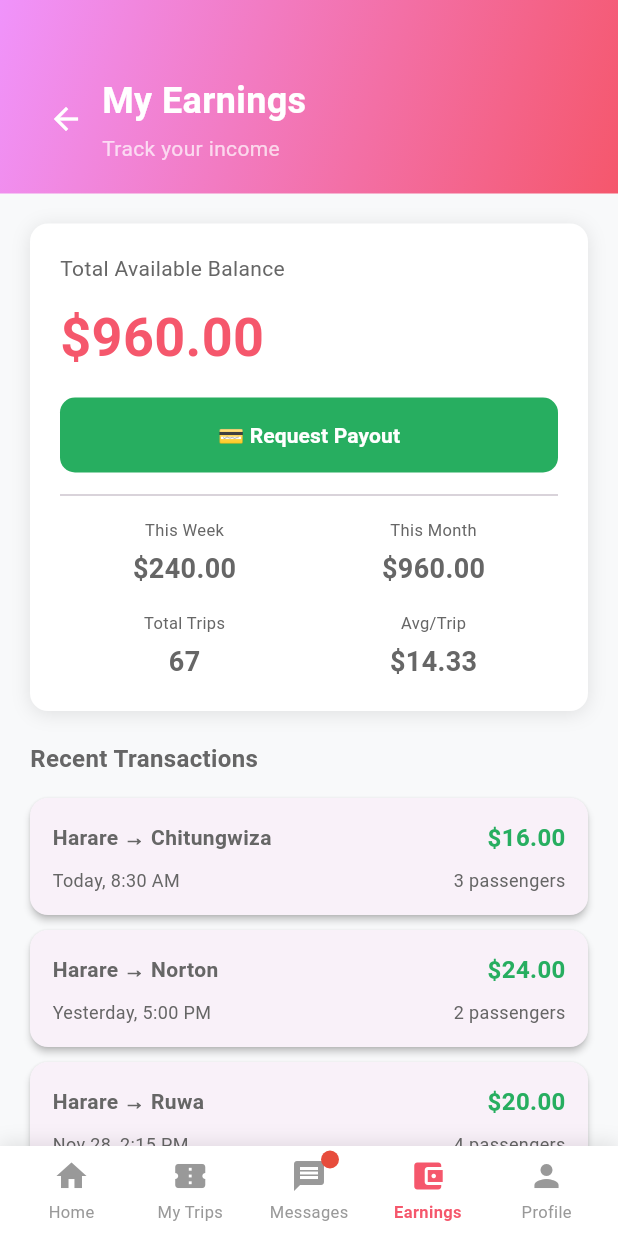
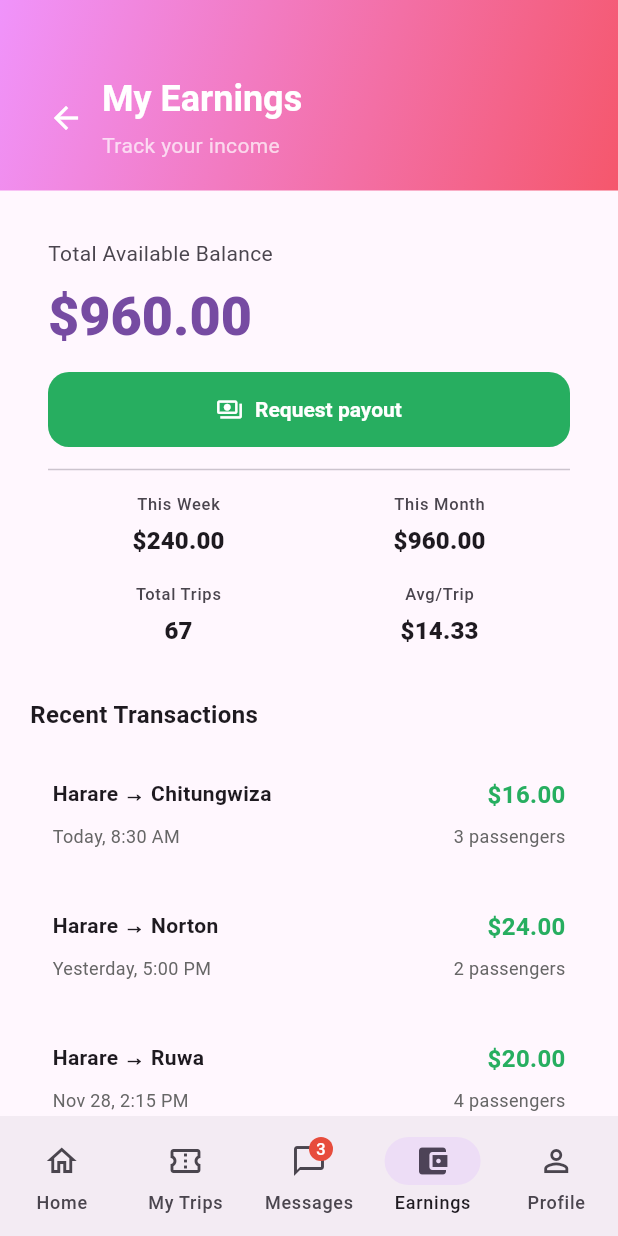
Before and after one commit to kudzanaidos5/Connectly, a Flutter app: the EarningsScreen screen opened directly with empty values, on a phone screen of 412 x 824 dp. Run offline on Flutter 3.47's test engine with Material 3 defaults, Android fonts, the phone set to English and light mode, and no system bars; our stand-ins replace shared_preferences; accounts and stored records are empty.

Commit message:
Move to Github

```diff
--- a/lib/screens/driver/earnings_screen.dart
+++ b/lib/screens/driver/earnings_screen.dart
@@ -11,6 +11,12 @@
   @override
   Widget build(BuildContext context) {
     return Scaffold(
+      bottomNavigationBar: BottomNavBar(
+        currentIndex: 3,
+        onTap: onNavTap,
+        isDriver: true,
+        messageBadgeCount: 3,
+      ),
       body: Column(
         children: [
           GradientHeader(
@@ -25,106 +31,95 @@
           Expanded(
             child: SingleChildScrollView(
               child: Column(
-                children: [_buildEarningsSummary(), _buildTransactions()],
+                children: [
+                  _buildEarningsSummary(context),
+                  _buildTransactions(),
+                ],
               ),
             ),
-          ),
-          BottomNavBar(
-            currentIndex: 3,
-            onTap: onNavTap,
-            isDriver: true,
-            messageBadgeCount: 3,
           ),
         ],
       ),
     );
   }
 
-  Widget _buildEarningsSummary() {
-    return Container(
-      margin: const EdgeInsets.all(20),
-      padding: const EdgeInsets.all(20),
-      decoration: BoxDecoration(
-        color: Colors.white,
-        borderRadius: BorderRadius.circular(12),
-        boxShadow: [
-          BoxShadow(
-            color: Colors.black.withOpacity(0.1),
-            blurRadius: 10,
-            offset: const Offset(0, 2),
-          ),
-        ],
-      ),
+  Widget _buildEarningsSummary(BuildContext context) {
+    return Card(
+      margin: const EdgeInsets.all(16),
+      child: Padding(
+        padding: const EdgeInsets.all(16),
         child: Column(
           crossAxisAlignment: CrossAxisAlignment.start,
           children: [
-          const Text(
+            Text(
               'Total Available Balance',
-            style: TextStyle(fontSize: 14, color: AppColors.textMedium),
+              style: Theme.of(context).textTheme.bodyMedium?.copyWith(
+                color: Theme.of(context).colorScheme.onSurfaceVariant,
+              ),
             ),
             const SizedBox(height: 10),
-          const Text(
+            Text(
               '\$960.00',
-            style: TextStyle(
-              fontSize: 36,
-              fontWeight: FontWeight.w700,
-              color: AppColors.driverPrimaryEnd,
+              style: Theme.of(context).textTheme.displaySmall?.copyWith(
+                fontWeight: FontWeight.w800,
+                color: Theme.of(context).colorScheme.primary,
               ),
             ),
             const SizedBox(height: 15),
             SizedBox(
               width: double.infinity,
-            child: ElevatedButton(
+              child: FilledButton.icon(
                 onPressed: () {
                   // TODO: Handle payout
                 },
-              style: ElevatedButton.styleFrom(
+                icon: const Icon(Icons.payments_outlined),
+                style: FilledButton.styleFrom(
                   backgroundColor: AppColors.success,
-                padding: const EdgeInsets.symmetric(vertical: 15),
-                shape: RoundedRectangleBorder(
-                  borderRadius: BorderRadius.circular(10),
                 ),
-              ),
-              child: const Text(
-                '💳 Request Payout',
-                style: TextStyle(
-                  fontSize: 14,
-                  fontWeight: FontWeight.w600,
-                  color: Colors.white,
-                ),
-              ),
+                label: const Text('Request payout'),
               ),
             ),
             const Divider(height: 30),
             Row(
               children: [
-              Expanded(child: _buildDetailItem('This Week', '\$240.00')),
-              Expanded(child: _buildDetailItem('This Month', '\$960.00')),
+                Expanded(
+                  child: _buildDetailItem(context, 'This Week', '\$240.00'),
+                ),
+                Expanded(
+                  child: _buildDetailItem(context, 'This Month', '\$960.00'),
+                ),
               ],
             ),
             const SizedBox(height: 15),
             Row(
               children: [
-              Expanded(child: _buildDetailItem('Total Trips', '67')),
-              Expanded(child: _buildDetailItem('Avg/Trip', '\$14.33')),
+                Expanded(child: _buildDetailItem(context, 'Total Trips', '67')),
+                Expanded(
+                  child: _buildDetailItem(context, 'Avg/Trip', '\$14.33'),
+                ),
               ],
             ),
           ],
         ),
+      ),
     );
   }
 
-  Widget _buildDetailItem(String label, String value) {
+  Widget _buildDetailItem(BuildContext context, String label, String value) {
     return Column(
       children: [
         Text(
           label,
-          style: const TextStyle(fontSize: 11, color: AppColors.textMedium),
+          style: Theme.of(context).textTheme.labelSmall?.copyWith(
+            color: Theme.of(context).colorScheme.onSurfaceVariant,
+          ),
         ),
         const SizedBox(height: 5),
         Text(
           value,
-          style: const TextStyle(fontSize: 18, fontWeight: FontWeight.w700),
+          style: Theme.of(
+            context,
+          ).textTheme.titleMedium?.copyWith(fontWeight: FontWeight.w800),
         ),
       ],
     );
--- a/lib/widgets/bottom_nav_bar.dart
+++ b/lib/widgets/bottom_nav_bar.dart
@@ -1,5 +1,4 @@
 import 'package:flutter/material.dart';
-import '../utils/app_colors.dart';
 
 class BottomNavBar extends StatelessWidget {
   final int currentIndex;
@@ -17,110 +16,90 @@
 
   @override
   Widget build(BuildContext context) {
-    final navItems = isDriver
-        ? [
-            _NavItem(icon: Icons.home, label: 'Home'),
-            _NavItem(icon: Icons.confirmation_number, label: 'My Trips'),
-            _NavItem(icon: Icons.message, label: 'Messages'),
-            _NavItem(icon: Icons.account_balance_wallet, label: 'Earnings'),
-            _NavItem(icon: Icons.person, label: 'Profile'),
+    final destinations = isDriver
+        ? const [
+            _NavItem(
+              icon: Icons.home_outlined,
+              selectedIcon: Icons.home,
+              label: 'Home',
+            ),
+            _NavItem(
+              icon: Icons.confirmation_number_outlined,
+              selectedIcon: Icons.confirmation_number,
+              label: 'My Trips',
+            ),
+            _NavItem(
+              icon: Icons.chat_bubble_outline,
+              selectedIcon: Icons.chat_bubble,
+              label: 'Messages',
+            ),
+            _NavItem(
+              icon: Icons.account_balance_wallet_outlined,
+              selectedIcon: Icons.account_balance_wallet,
+              label: 'Earnings',
+            ),
+            _NavItem(
+              icon: Icons.person_outline,
+              selectedIcon: Icons.person,
+              label: 'Profile',
+            ),
           ]
-        : [
-            _NavItem(icon: Icons.home, label: 'Home'),
-            _NavItem(icon: Icons.confirmation_number, label: 'My Rides'),
-            _NavItem(icon: Icons.message, label: 'Messages'),
-            _NavItem(icon: Icons.person, label: 'Profile'),
+        : const [
+            _NavItem(
+              icon: Icons.home_outlined,
+              selectedIcon: Icons.home,
+              label: 'Home',
+            ),
+            _NavItem(
+              icon: Icons.confirmation_number_outlined,
+              selectedIcon: Icons.confirmation_number,
+              label: 'My Rides',
+            ),
+            _NavItem(
+              icon: Icons.chat_bubble_outline,
+              selectedIcon: Icons.chat_bubble,
+              label: 'Messages',
+            ),
+            _NavItem(
+              icon: Icons.person_outline,
+              selectedIcon: Icons.person,
+              label: 'Profile',
+            ),
           ];
 
-    return Container(
-      decoration: BoxDecoration(
-        color: Colors.white,
-        boxShadow: [
-          BoxShadow(
-            color: Colors.black.withOpacity(0.1),
-            blurRadius: 10,
-            offset: const Offset(0, -2),
-          ),
-        ],
-      ),
-      child: SafeArea(
-        child: Container(
-          height: 60,
-          padding: const EdgeInsets.symmetric(horizontal: 8),
-          child: Row(
-            mainAxisAlignment: MainAxisAlignment.spaceAround,
-            children: navItems.asMap().entries.map((entry) {
-              final index = entry.key;
-              final item = entry.value;
-              final isActive = currentIndex == index;
-              final showBadge =
-                  index == 2 &&
-                  messageBadgeCount != null &&
-                  messageBadgeCount! > 0;
+    return NavigationBar(
+      selectedIndex: currentIndex,
+      onDestinationSelected: onTap,
+      destinations: destinations.asMap().entries.map((entry) {
+        final index = entry.key;
+        final item = entry.value;
+        final isMessages = index == 2;
+        final count = messageBadgeCount ?? 0;
+        final showBadge = isMessages && count > 0;
 
-              return Expanded(
-                child: GestureDetector(
-                  onTap: () => onTap(index),
-                  behavior: HitTestBehavior.opaque,
-                  child: Column(
-                    mainAxisAlignment: MainAxisAlignment.center,
-                    children: [
-                      Stack(
-                        clipBehavior: Clip.none,
-                        children: [
-                          Icon(
-                            item.icon,
-                            size: 24,
-                            color: isActive
-                                ? AppColors.getPrimaryColor(isDriver)
-                                : AppColors.textLight,
-                          ),
-                          if (showBadge)
-                            Positioned(
-                              right: -8,
-                              top: -5,
-                              child: Container(
-                                padding: const EdgeInsets.all(2),
-                                decoration: const BoxDecoration(
-                                  color: AppColors.error,
-                                  shape: BoxShape.circle,
-                                ),
-                                constraints: const BoxConstraints(
-                                  minWidth: 12,
-                                  minHeight: 12,
-                                ),
-                              ),
-                            ),
-                        ],
-                      ),
-                      const SizedBox(height: 4),
-                      Text(
-                        item.label,
-                        style: TextStyle(
-                          fontSize: 11,
-                          color: isActive
-                              ? AppColors.getPrimaryColor(isDriver)
-                              : AppColors.textLight,
-                          fontWeight: isActive
-                              ? FontWeight.w600
-                              : FontWeight.normal,
-                        ),
-                      ),
-                    ],
-                  ),
-                ),
-              );
-            }).toList(),
-          ),
-        ),
-      ),
+        Widget maybeBadged(Icon icon) {
+          if (!showBadge) return icon;
+          return Badge(label: Text(count > 99 ? '99+' : '$count'), child: icon);
+        }
+
+        return NavigationDestination(
+          icon: maybeBadged(Icon(item.icon)),
+          selectedIcon: maybeBadged(Icon(item.selectedIcon)),
+          label: item.label,
+        );
+      }).toList(),
     );
   }
 }
 
 class _NavItem {
   final IconData icon;
+  final IconData selectedIcon;
   final String label;
 
-  _NavItem({required this.icon, required this.label});
+  const _NavItem({
+    required this.icon,
+    required this.selectedIcon,
+    required this.label,
+  });
 }
--- a/lib/widgets/gradient_header.dart
+++ b/lib/widgets/gradient_header.dart
@@ -19,6 +19,8 @@
 
   @override
   Widget build(BuildContext context) {
+    final textTheme = Theme.of(context).textTheme;
+
     return Container(
       decoration: BoxDecoration(gradient: AppColors.getGradient(isDriver)),
       padding: const EdgeInsets.fromLTRB(20, 50, 20, 20),
@@ -36,21 +38,19 @@
                     children: [
                       Text(
                         title,
-                        style: const TextStyle(
-                          fontSize: 24,
-                          fontWeight: FontWeight.w600,
-                          color: Colors.white,
-                        ),
+                        style: (textTheme.headlineSmall ?? const TextStyle())
+                            .copyWith(
+                              color: Colors.white,
+                              fontWeight: FontWeight.w700,
+                            ),
                       ),
                       if (subtitle != null)
                         Padding(
                           padding: const EdgeInsets.only(top: 5),
                           child: Text(
                             subtitle!,
-                            style: const TextStyle(
-                              fontSize: 14,
-                              color: Colors.white70,
-                            ),
+                            style: (textTheme.bodyMedium ?? const TextStyle())
+                                .copyWith(color: Colors.white70),
                           ),
                         ),
                     ],
```
Also changed, not shown: lib/screens/driver/create_trip_screen.dart (+5 -42 lines), lib/screens/driver/driver_home_screen.dart (+15 -9 lines), lib/screens/driver/my_trips_screen.dart (+7 -7 lines), lib/screens/driver/profile_screen.dart (+10 -10 lines), lib/screens/passenger/messages_screen.dart (+33 -21 lines), lib/screens/passenger/my_rides_screen.dart (+6 -2 lines), lib/screens/passenger/passenger_home_screen.dart (+10 -29 lines), lib/screens/passenger/profile_screen.dart (+8 -4 lines), lib/utils/app_theme.dart (+48 -70 lines), lib/widgets/trip_card.dart (+52 -29 lines), 4 other files. Lines whose indentation alone changed are shown as unchanged.
